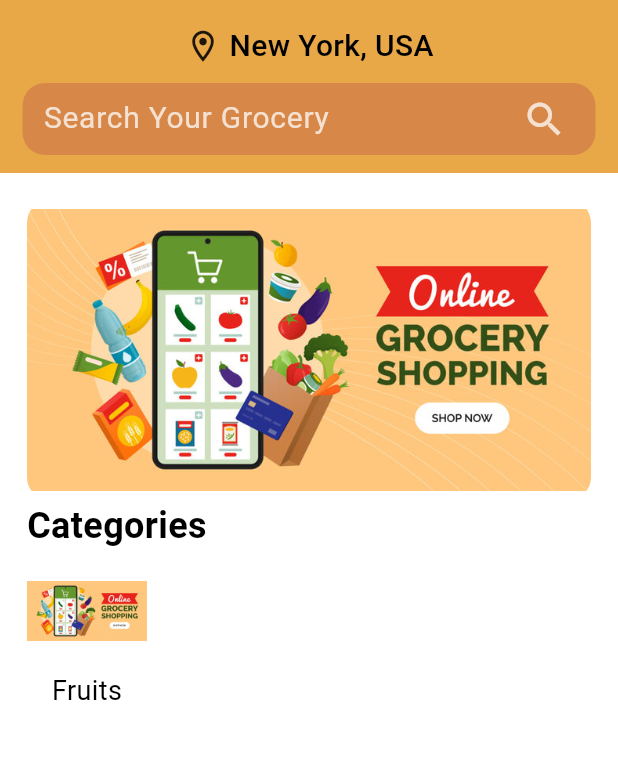
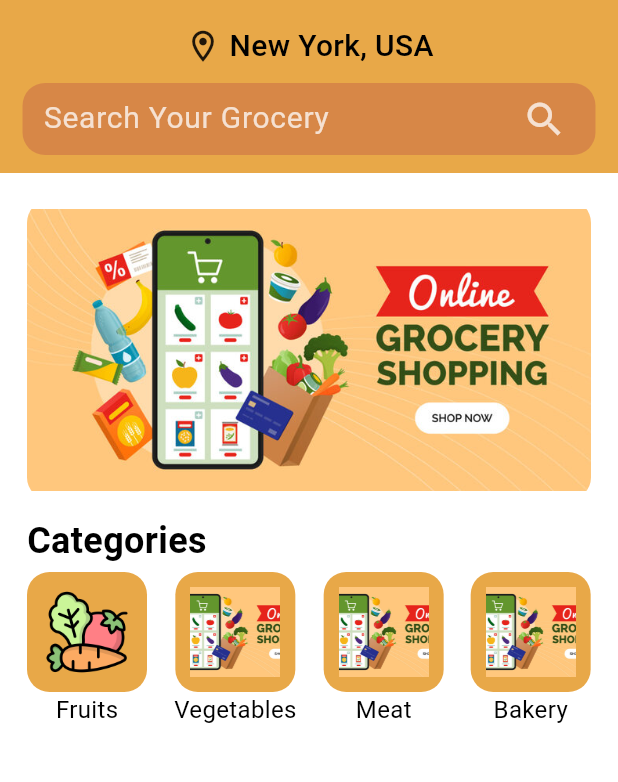
Before and after one commit to satyam044/Fresh-Market-App, a Flutter app: the HomePage screen opened directly, on a phone screen of 412 x 824 dp, the part 61-843 px from its top. Run offline on Flutter 3.47's test engine with Material 3 defaults, Android fonts, the light colour scheme and no system bars.

Commit message:
Category Card

```diff
--- a/lib/pages/home_page.dart
+++ b/lib/pages/home_page.dart
@@ -20,6 +20,7 @@ class HomePage extends StatelessWidget {
           child: Column(
             children: [
               BannerWidget(),
+              SizedBox(height: 10,),
               CategoriesWidget(),
             ],
           ),
--- a/lib/widgets/categories_widget.dart
+++ b/lib/widgets/categories_widget.dart
@@ -1,15 +1,17 @@
 import 'package:flutter/material.dart';
+import 'package:fresh_market_app/themes/theme_provider.dart';
 import 'package:fresh_market_app/widgets/UIhelper.dart';
+import 'package:provider/provider.dart';
 
 class CategoriesWidget extends StatelessWidget {
   CategoriesWidget({super.key});
 
-  var groceryItems = [
-    {"img": "banner.jpg", "txt": "Fruits"},
-    {"img": "banner.jpg", "txt": "Fruits"},
-    {"img": "banner.jpg", "txt": "Fruits"},
-    {"img": "banner.jpg", "txt": "Fruits"},
-    {"img": "banner.jpg", "txt": "Fruits"},
+  final groceryItems = [
+    {"img": "vegges.png", "text": "Fruits"},
+    {"img": "banner.jpg", "text": "Vegetables"},
+    {"img": "banner.jpg", "text": "Meat"},
+    {"img": "banner.jpg", "text": "Bakery"},
+    {"img": "banner.jpg", "text": "Dairy"},
   ];
 
   @override
@@ -23,25 +25,44 @@ class CategoriesWidget extends StatelessWidget {
           fontWeight: FontWeight.bold,
           fontsize: 24,
         ),
-        Row(
+        const SizedBox(height: 4),
+        SizedBox(
+          height: 140,
+          child: ListView.builder(
+            scrollDirection: Axis.horizontal,
+            itemCount: groceryItems.length,
+            itemBuilder: (context, index) {
+              final item = groceryItems[index];
+              return Padding(
+                padding: const EdgeInsets.only(right: 18),
+                child: Column(
                   children: [
-            Column(
-              children: [
-                UIhelper.customImg(
-                  img: 'banner.jpg',
-                  height: 80,
-                  width: 80,
-                  fit: BoxFit.contain,
+                    Container(
+                      decoration: BoxDecoration(
+                        borderRadius: BorderRadius.circular(15),
+                        color: Provider.of<ThemeProvider>(context).themeData.scaffoldBackgroundColor,
+                      ),
+                      child: Padding(
+                        padding: const EdgeInsets.all(10.0),
+                        child: UIhelper.customImg(
+                          img: item['img']!,
+                          height: 60,
+                          width: 60,
+                          fit: BoxFit.cover,
+                        ),
+                      ),
                     ),
                     UIhelper.customTxt(
-                  text: 'Fruits',
+                      text: item['text']!,
                       color: Colors.black,
-                  fontWeight: FontWeight.normal,
-                  fontsize: 18,
+                      fontWeight: FontWeight.w400,
+                      fontsize: 16,
                     ),
                   ],
                 ),
-          ],
+              );
+            },
+          ),
         ),
       ],
     );
```
Lines whose indentation alone changed are shown as unchanged.
